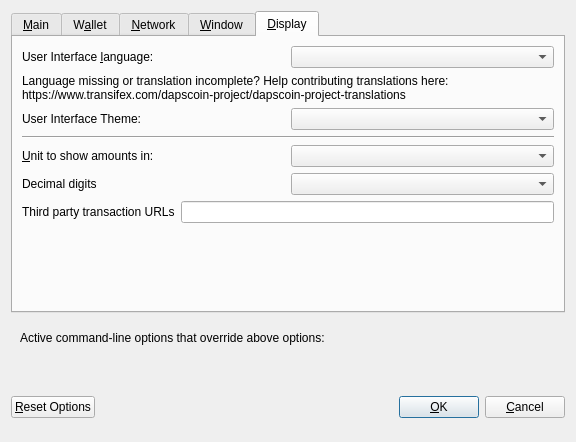
The window that src/qt/forms/optionsdialog.ui (pedrorv0106/DAPS) describes before a commit, drawn with Qt 5.
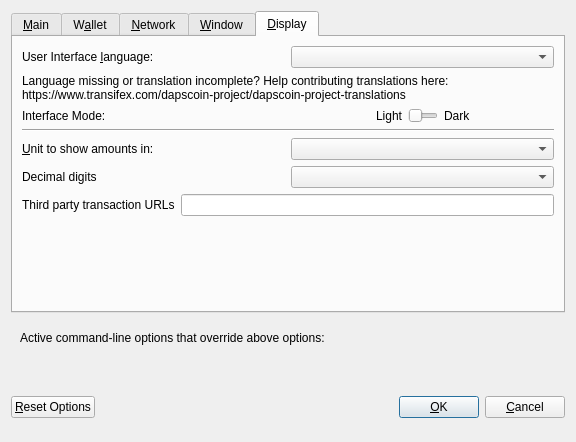
The same window after the commit. The open tabs and pages were chosen to show the change. Custom widgets are drawn as their Qt base class.

Commit message: DAPS-215 #comment Switched UI to slider, verified settings persist and proper css is loaded #time 10hr

What changed in the file:
```diff
--- a/src/qt/forms/optionsdialog.ui
+++ b/src/qt/forms/optionsdialog.ui
@@ -491,12 +491,100 @@
          <item>
           <widget class="QLabel" name="themeLabel">
            <property name="text">
-            <string>User Interface Theme:</string>
+            <string>Interface Mode:</string>
            </property>
           </widget>
          </item>
          <item>
-          <widget class="QValueComboBox" name="theme"/>
+          <layout class="QHBoxLayout" name="horizontalLayout_2_InterfaceMode">
+           <item>
+            <widget class="QLabel" name="lightLabel">
+             <property name="minimumSize">
+              <size>
+               <width>0</width>
+               <height>0</height>
+              </size>
+             </property>
+             <property name="maximumSize">
+              <size>
+               <width>16777215</width>
+               <height>16777215</height>
+              </size>
+             </property>
+             <property name="text">
+              <string>Light</string>
+             </property>
+             <property name="alignment">
+              <set>Qt::AlignRight|Qt::AlignTrailing|Qt::AlignVCenter</set>
+             </property>
+             <property name="margin">
+              <number>5</number>
+             </property>
+            </widget>
+           </item>
+           <item>
+            <widget class="QSlider" name="theme">
+             <property name="sizePolicy">
+              <sizepolicy hsizetype="Maximum" vsizetype="Fixed">
+               <horstretch>0</horstretch>
+               <verstretch>0</verstretch>
+              </sizepolicy>
+             </property>
+             <property name="maximumSize">
+              <size>
+               <width>30</width>
+               <height>16777215</height>
+              </size>
+             </property>
+             <property name="maximum">
+              <number>1</number>
+             </property>
+             <property name="singleStep">
+              <number>1</number>
+             </property>
+             <property name="pageStep">
+              <number>1</number>
+             </property>
+             <property name="value">
+              <number>0</number>
+             </property>
+             <property name="tracking">
+              <bool>false</bool>
+             </property>
+             <property name="orientation">
+              <enum>Qt::Horizontal</enum>
+             </property>
+             <property name="invertedAppearance">
+              <bool>false</bool>
+             </property>
+            </widget>
+           </item>
+           <item>
+            <widget class="QLabel" name="darkLabel">
+             <property name="minimumSize">
+              <size>
+               <width>0</width>
+               <height>0</height>
+              </size>
+             </property>
+             <property name="maximumSize">
+              <size>
+               <width>16777215</width>
+               <height>16777215</height>
+              </size>
+             </property>
+             <property name="text">
+              <string>Dark</string>
+             </property>
+             <property name="alignment">
+              <set>Qt::AlignLeading|Qt::AlignLeft|Qt::AlignVCenter</set>
+             </property>
+             <property name="margin">
+              <number>5</number>
+             </property>
+            </widget>
+           </item>
+          </layout>
          </item>
         </layout>
        </item>
```
Left out of the diff: 2 changed lines with no effect on the pictures. The commit also changes 5 other files.
